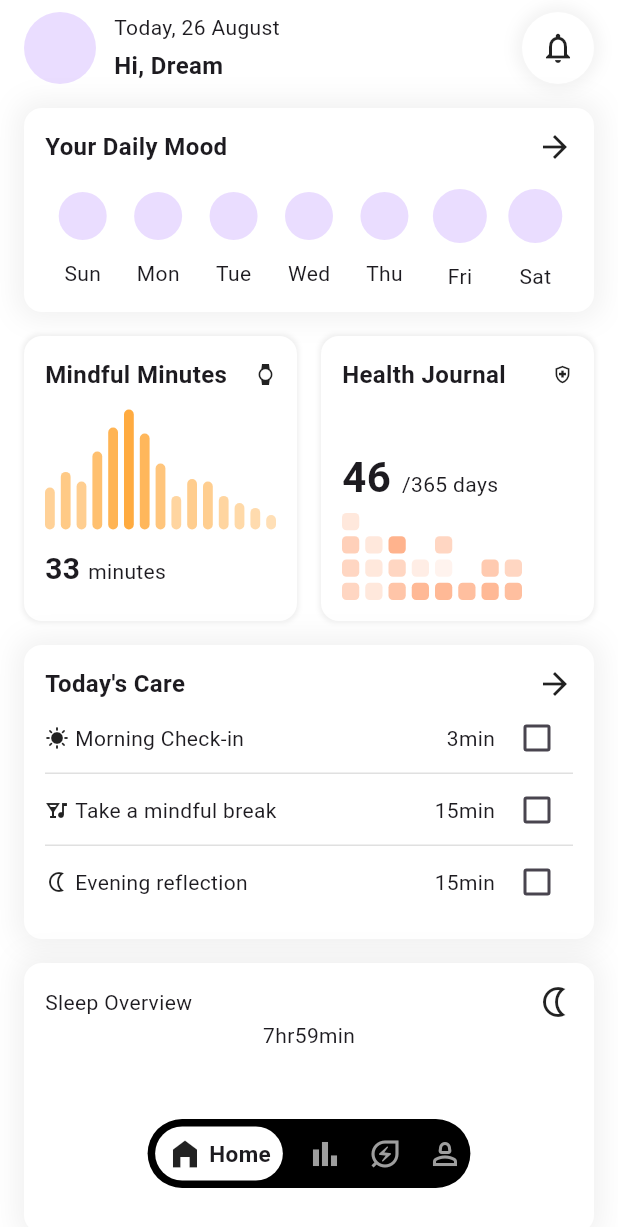
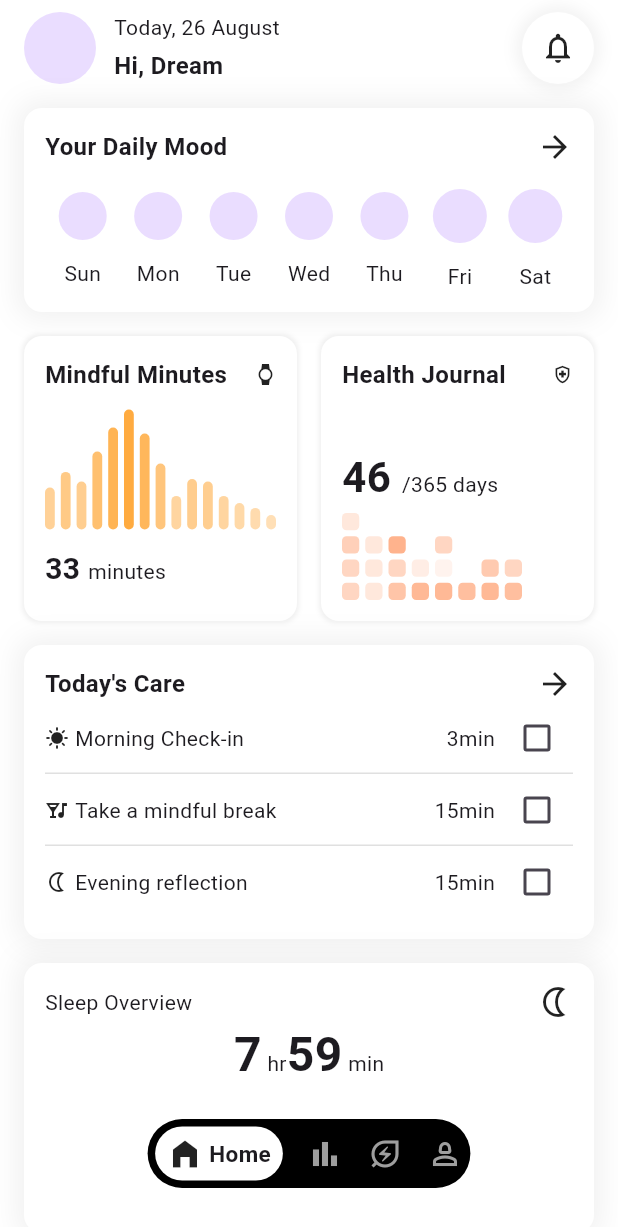
Before and after one commit to JAICHANGPARK/flutter_notebook_chapter_53, a Flutter app: the MentalHealthMainPage screen opened directly, on a phone screen of 412 x 824 dp. Shown: the top 1227 px of the screen. Run offline on Flutter 3.47's test engine with Material 3 defaults, Android fonts, the phone set to English and light mode, and no system bars; our stand-ins replace dotted_border, gap, hugeicons, material_ui, percent_indicator, smooth_page_indicator; missing offline and left inert: avatar_stack, easy_pie_chart.

Commit message:
Update mental_health_home_page.dart

```diff
--- a/lib/ep2674_mental_health_app/ui/mental_health_home_page.dart
+++ b/lib/ep2674_mental_health_app/ui/mental_health_home_page.dart
@@ -318,10 +318,14 @@ class MentalHealthHomePage extends StatelessWidget {
                 Text.rich(
                   TextSpan(
                     children: [
-                      TextSpan(text: "7"),
-                      TextSpan(text: "hr"),
-                      TextSpan(text: "59"),
-                      TextSpan(text: "min"),
+                      TextSpan(
+                        text: "7",
+                        style: TextStyle(fontSize: 32, fontWeight: .bold),
+                      ),
+                      TextSpan(text: " hr"),
+                      TextSpan(text: "59",
+                        style: TextStyle(fontSize: 32, fontWeight: .bold),),
+                      TextSpan(text: " min"),
                     ],
                   ),
                 ),
```
